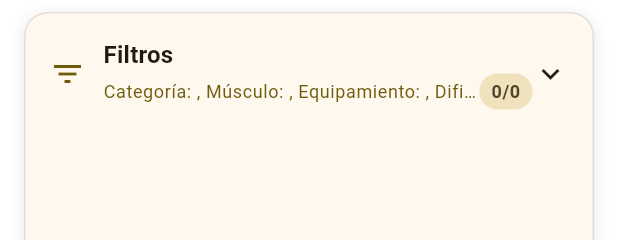
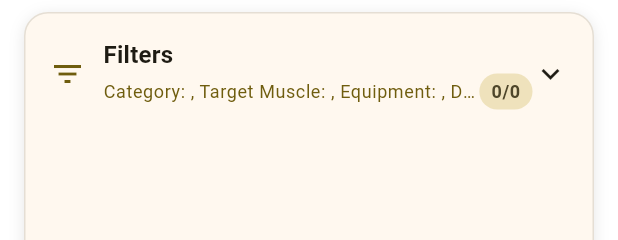
Before and after one commit to Alsahim0420/Athlos, a Flutter app: the ExerciseFiltersWidget widget shown alone on an empty page, opened directly with empty values, on a phone screen of 412 x 824 dp. Shown: the top 240 px of the screen. Run offline on Flutter 3.47's test engine with Material 3 defaults, Android fonts, the phone set to English and light mode, and no system bars; our stand-ins replace cloud_firestore, connectivity_plus, firebase_auth, firebase_core, firebase_remote_config, get and 2 more; accounts and stored records are empty; network calls fail.

Commit message:
Refactor: Localize UI text from Spanish to English for consistency
- Updated UI text in exercise filters model and widget to English.
- Adjusted corresponding test cases to reflect the language changes.

```diff
--- a/lib/features/home/data/models/exercise_filters_model.dart
+++ b/lib/features/home/data/models/exercise_filters_model.dart
@@ -40,13 +40,13 @@ class ExerciseFiltersModel extends ExerciseFilters {
   @override
   String toString() {
     final filters = <String>[];
-    if (category != null) filters.add('Categoría: $category');
-    if (targetMuscle != null) filters.add('Músculo: $targetMuscle');
-    if (equipment != null) filters.add('Equipamiento: $equipment');
-    if (difficulty != null) filters.add('Dificultad: $difficulty');
-    if (bodyPart != null) filters.add('Parte del cuerpo: $bodyPart');
+    if (category != null) filters.add('Category: $category');
+    if (targetMuscle != null) filters.add('Target Muscle: $targetMuscle');
+    if (equipment != null) filters.add('Equipment: $equipment');
+    if (difficulty != null) filters.add('Difficulty: $difficulty');
+    if (bodyPart != null) filters.add('Body Part: $bodyPart');
 
-    return filters.isEmpty ? 'Sin filtros' : filters.join(', ');
+    return filters.isEmpty ? 'No filters' : filters.join(', ');
   }
 
   // Factory constructor for empty filters
--- a/lib/features/home/presentation/widgets/exercise_filters_widget.dart
+++ b/lib/features/home/presentation/widgets/exercise_filters_widget.dart
@@ -152,7 +152,7 @@ class _ExerciseFiltersWidgetState extends State<ExerciseFiltersWidget>
                       crossAxisAlignment: CrossAxisAlignment.start,
                       children: [
                         Text(
-                          'Filtros',
+                          'Filters',
                           style: theme.textTheme.titleMedium?.copyWith(
                             fontWeight: FontWeight.bold,
                           ),
```
Also changed, not shown: 1 other file.
